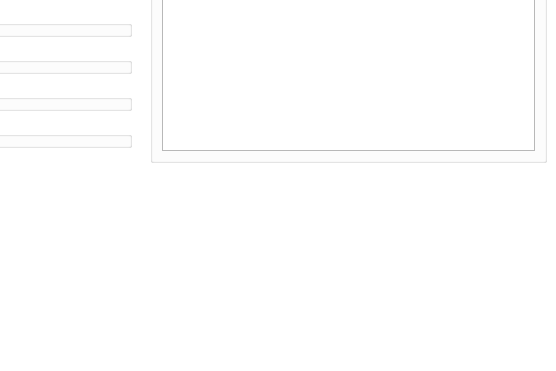
The window that DrillPluginInformationReader/Source/InformationModule/pluginDetailPart/p_PluginDetailPart.ui (DrillUp/DrillPluginInformationReader) describes before a commit, drawn with Qt 5; both pictures show x 275 to 831 and y 153 to 524 of the 831 by 524 pixel window.
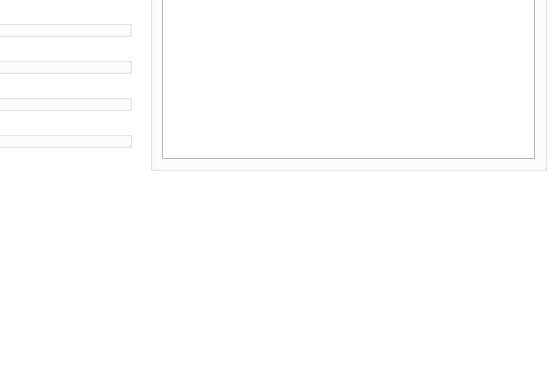
The same window after the commit. Icons and pictures are not drawn.

```diff
--- a/DrillPluginInformationReader/Source/InformationModule/pluginDetailPart/p_PluginDetailPart.ui
+++ b/DrillPluginInformationReader/Source/InformationModule/pluginDetailPart/p_PluginDetailPart.ui
@@ -374,7 +374,7 @@
                <property name="minimumSize">
                 <size>
                  <width>0</width>
-                 <height>180</height>
+                 <height>200</height>
                 </size>
                </property>
                <property name="lineWrapMode">
```
